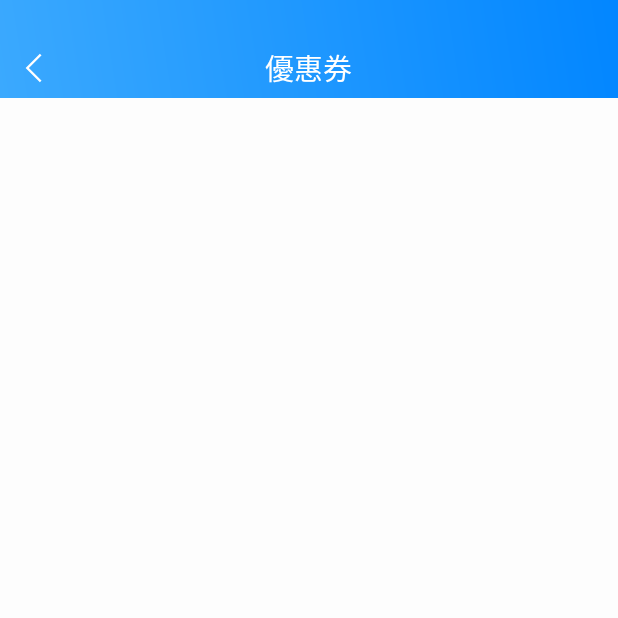
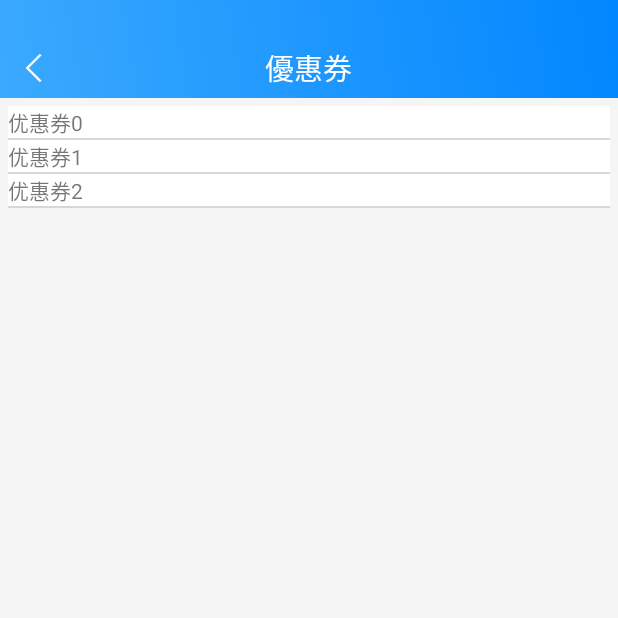
Before and after one commit to 17710622616/BSFSlotMachine, an Android app: the DiscountActivity screen opened directly, with no data from a screen before it, on a phone screen of 412 x 824 dp, the top half of it. Run offline under Robolectric (Android 15) with nearby library versions, the phone set to English and light mode, and no system bars.

```diff
--- a/app/src/main/java/com/bs/john_li/bsfslotmachine/BSSMActivity/Mine/DiscountActivity.java
+++ b/app/src/main/java/com/bs/john_li/bsfslotmachine/BSSMActivity/Mine/DiscountActivity.java
@@ -3,10 +3,15 @@ package com.bs.john_li.bsfslotmachine.BSSMActivity.Mine;
 import android.os.Bundle;
 import android.support.annotation.Nullable;
 import android.view.View;
+import android.widget.ListView;
 
 import com.bs.john_li.bsfslotmachine.BSSMActivity.BaseActivity;
+import com.bs.john_li.bsfslotmachine.BSSMAdapter.DiscountAdapter;
 import com.bs.john_li.bsfslotmachine.BSSMView.BSSMHeadView;
 import com.bs.john_li.bsfslotmachine.R;
+
+import java.util.ArrayList;
+import java.util.List;
 
 /**
  * 優惠券
@@ -15,6 +20,8 @@ import com.bs.john_li.bsfslotmachine.R;
 
 public class DiscountActivity extends BaseActivity implements View.OnClickListener{
     private BSSMHeadView discount_head;
+    private ListView discountLv;
+    private List<String> discountList;
     @Override
     protected void onCreate(@Nullable Bundle savedInstanceState) {
         super.onCreate(savedInstanceState);
@@ -27,6 +34,7 @@ public class DiscountActivity extends BaseActivity implements View.OnClickListen
     @Override
     public void initView() {
         discount_head = findViewById(R.id.discount_head);
+        discountLv = findViewById(R.id.discount_lv);
     }
 
     @Override
@@ -38,6 +46,12 @@ public class DiscountActivity extends BaseActivity implements View.OnClickListen
     public void initData() {
         discount_head.setTitle("優惠券");
         discount_head.setLeft(this);
+
+        discountList = new ArrayList<>();
+        for (int i = 0;i<3;i++) {
+            discountList.add("优惠券"+i);
+        }
+        discountLv.setAdapter(new DiscountAdapter(this, discountList));
     }
 
     @Override
--- /dev/null
+++ b/app/src/main/java/com/bs/john_li/bsfslotmachine/BSSMAdapter/DiscountAdapter.java
@@ -0,0 +1,67 @@
+package com.bs.john_li.bsfslotmachine.BSSMAdapter;
+
+import android.content.Context;
+import android.view.LayoutInflater;
+import android.view.View;
+import android.view.ViewGroup;
+import android.widget.BaseAdapter;
+import android.widget.TextView;
+
+import com.bs.john_li.bsfslotmachine.R;
+
+import java.util.List;
+
+/**
+ * Created by John_Li on 6/8/2017.
+ */
+
+public class DiscountAdapter extends BaseAdapter {
+    private List<String> discountList;
+    private LayoutInflater inflater;
+    public  DiscountAdapter(Context context,List<String> discountList){
+        this.discountList = discountList;
+        inflater = LayoutInflater.from(context);
+    }
+    @Override
+    public int getCount() {
+        return discountList.size();
+    }
+
+    @Override
+    public Object getItem(int i) {
+        return discountList.get(i);
+    }
+
+    @Override
+    public long getItemId(int i) {
+        return i;
+    }
+
+    @Override
+    public View getView(int i, View view, ViewGroup viewGroup) {
+        View contentView = view;
+        ViewHolder holder = null;
+        if (contentView == null){
+            holder = new ViewHolder();
+            contentView = inflater.inflate(R.layout.item_discount, null);
+            holder.moneyTv = contentView.findViewById(R.id.item_discount_money);
+            contentView.setTag(holder);
+        } else {
+            holder = (ViewHolder) contentView.getTag();
+        }
+        holder.moneyTv.setText(discountList.get(i));
+        return contentView;
+    }
+
+    public class ViewHolder{
+        public TextView moneyTv;
+
+        public TextView getMoneyTv() {
+            return moneyTv;
+        }
+
+        public void setMoneyTv(TextView moneyTv) {
+            this.moneyTv = moneyTv;
+        }
+    }
+}
--- a/app/src/main/res/layout/activity_discount.xml
+++ b/app/src/main/res/layout/activity_discount.xml
@@ -2,9 +2,16 @@
 <LinearLayout xmlns:android="http://schemas.android.com/apk/res/android"
     android:orientation="vertical"
     android:layout_width="match_parent"
-    android:layout_height="match_parent">
+    android:layout_height="match_parent"
+    android:background="@color/colorMineGray">
     <com.bs.john_li.bsfslotmachine.BSSMView.BSSMHeadView
         android:id="@+id/discount_head"
         android:layout_width="match_parent"
         android:layout_height="wrap_content"/>
+
+    <ListView
+        android:id="@+id/discount_lv"
+        android:layout_width="match_parent"
+        android:layout_height="match_parent"
+        android:layout_margin="5dp"/>
 </LinearLayout>
--- /dev/null
+++ b/app/src/main/res/layout/item_discount.xml
@@ -0,0 +1,11 @@
+<?xml version="1.0" encoding="utf-8"?>
+<LinearLayout xmlns:android="http://schemas.android.com/apk/res/android"
+    android:orientation="vertical"
+    android:layout_width="match_parent"
+    android:layout_height="match_parent"
+    android:background="@color/colorWight">
+    <TextView
+        android:id="@+id/item_discount_money"
+        android:layout_width="match_parent"
+        android:layout_height="match_parent" />
+</LinearLayout>
```
